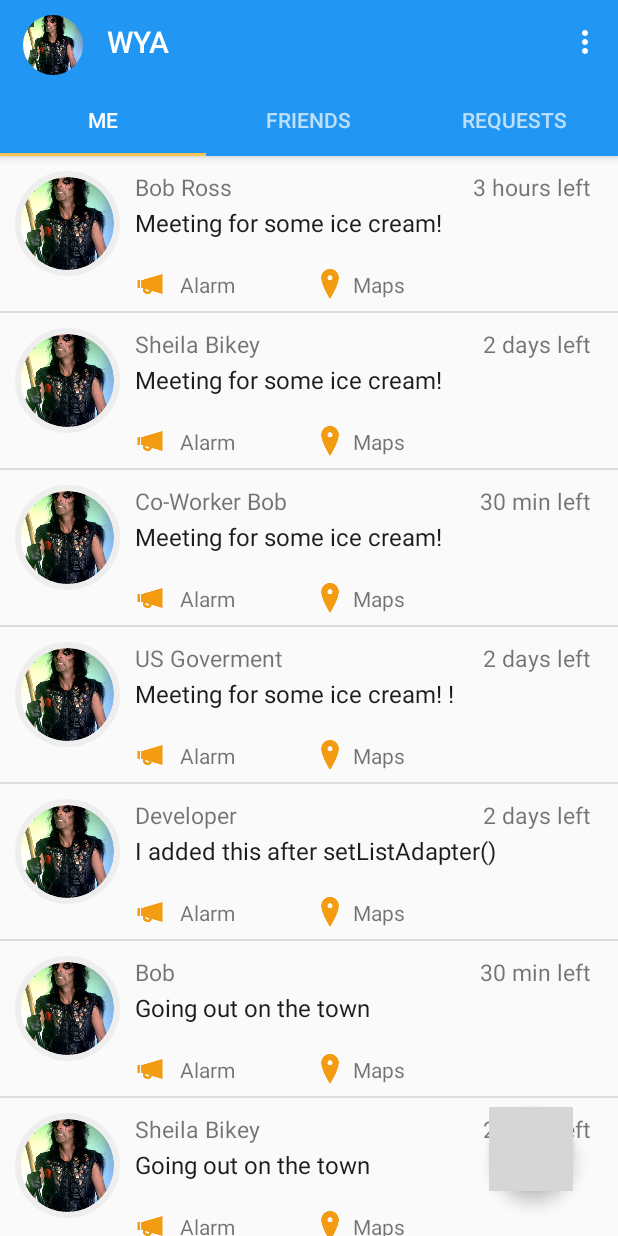
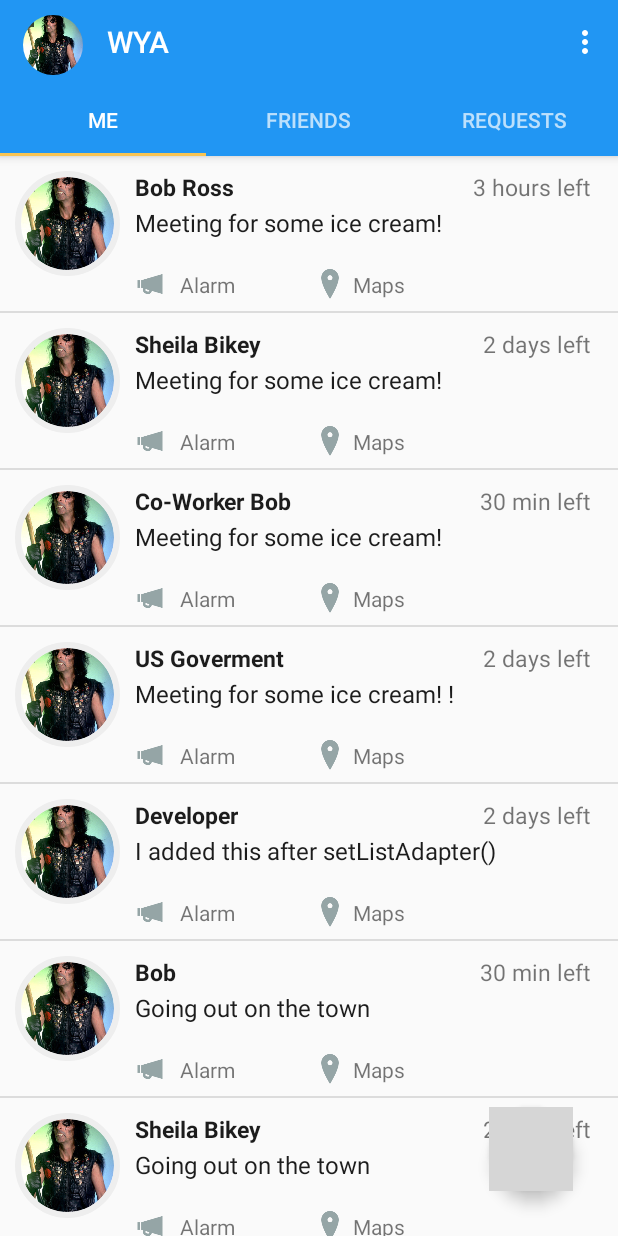
Before and after one commit to DonaldBough/WYA, an Android app: the screen it shows after launch (MainActivity), on a phone screen of 412 x 824 dp. Run offline under Robolectric (Android 15) with nearby library versions, the phone set to English and light mode, and no system bars; libraries missing offline, so code that uses them is left out: com.mikhaellopez.circularimageview; plain views replace CircularImageView; 4 statements that could not run were skipped; grey boxes are pictures that could not be loaded.

Commit message:
Fixed home fragment. Fab button is on activity, not fragment

```diff
--- a/app/src/main/java/edu/purdue/dbough/wya/SearchFriendFragment.java
+++ b/app/src/main/java/edu/purdue/dbough/wya/SearchFriendFragment.java
@@ -4,6 +4,8 @@ package edu.purdue.dbough.wya;
 import android.app.Activity;
 import android.app.ListFragment;
 import android.os.Bundle;
+import android.support.v7.widget.*;
+import android.support.v7.widget.Toolbar;
 import android.text.Editable;
 import android.text.TextWatcher;
 import android.view.LayoutInflater;
@@ -23,6 +25,8 @@ public class SearchFriendFragment extends ListFragment{
     EditText inputSearch;
     private ArrayList<String> friends; //List of all possible friends
     OnFriendSelectedListener mCallback;
+    Toolbar toolbar;
+
 
     /**
      * Interface implemented in RequestActivity, so when the user selects a friend
@@ -59,6 +63,7 @@ public class SearchFriendFragment extends ListFragment{
     public View onCreateView(LayoutInflater inflater, ViewGroup container,
                              Bundle savedInstanceState) {
         View view = inflater.inflate(R.layout.fragment_friend_search, container, false);
+        toolbar = (android.support.v7.widget.Toolbar) getActivity().findViewById(R.id.request_toolbar);
 
         // Add fake data for now
         friends = new ArrayList<>();
@@ -85,6 +90,7 @@ public class SearchFriendFragment extends ListFragment{
             @Override
             public void onTextChanged(CharSequence cs, int arg1, int arg2, int arg3) {
                 // When user changed the Text
+                toolbar.setTitle("To    " + cs);
                 SearchFriendFragment.this.adapter.getFilter().filter(cs);
             }
 
--- a/app/src/main/res/layout/activity_main.xml
+++ b/app/src/main/res/layout/activity_main.xml
@@ -53,13 +53,29 @@
                     android:layout_height="wrap_content"
                     app:tabMode="fixed"
                     app:tabGravity="fill"/>
+
+
         </android.support.design.widget.AppBarLayout>
 
         <android.support.v4.view.ViewPager
                 android:id="@+id/viewpager"
                 android:layout_width="match_parent"
                 android:layout_height="match_parent"
-                app:layout_behavior="@string/appbar_scrolling_view_behavior"  />
+                app:layout_behavior="@string/appbar_scrolling_view_behavior" >
+        </android.support.v4.view.ViewPager>
+
+        <android.support.design.widget.FloatingActionButton
+                android:id="@+id/fab"
+                android:onClick="onClickAddRequest"
+                android:layout_width="wrap_content"
+                android:layout_height="wrap_content"
+                android:layout_margin="30dp"
+                app:layout_anchor="@id/viewpager"
+                app:layout_anchorGravity="bottom|right|end"
+                android:src="@drawable/fab_ic_add"
+                app:backgroundTint="@color/colorAccent"
+                android:layout_weight="1"/>
+
 
     </android.support.design.widget.CoordinatorLayout>
 
--- a/app/src/main/res/layout/fragment_home.xml
+++ b/app/src/main/res/layout/fragment_home.xml
@@ -9,18 +9,4 @@
             android:layout_width="fill_parent"
             android:layout_height="wrap_content">
     </ListView>
-
-
-    <android.support.design.widget.FloatingActionButton
-            android:id="@+id/fab"
-            android:onClick="onClickAddRequest"
-            android:layout_width="wrap_content"
-            android:layout_height="wrap_content"
-            android:layout_alignParentBottom="true"
-            android:layout_alignParentEnd="true"
-            android:layout_margin="30dp"
-            android:src="@drawable/fab_ic_add"
-            app:backgroundTint="@color/colorPrimary"
-    />
-
 </RelativeLayout>
--- a/app/src/main/res/layout/user_row_layout.xml
+++ b/app/src/main/res/layout/user_row_layout.xml
@@ -35,6 +35,8 @@
             android:layout_height="wrap_content"
             android:id="@+id/name"
             android:text="Name_Here"
+            android:textColor="#1c1c1c"
+            android:textStyle="bold"
             android:textSize="15dp"
             android:layout_marginLeft="10dp"
             android:layout_toEndOf="@+id/profile_picture"
@@ -58,7 +60,7 @@
             android:layout_height="wrap_content"
             android:maxWidth="20dp"
             android:maxHeight="20dp"
-            app:srcCompat="@drawable/megaphone3"
+            app:srcCompat="@drawable/megaphone1"
             android:scaleType="fitCenter"
             android:adjustViewBounds="true"
             android:background="@android:color/transparent"
@@ -72,7 +74,7 @@
             android:maxWidth="20dp"
             android:maxHeight="20dp"
             android:id="@+id/open_map_button"
-            app:srcCompat="@drawable/marker6"
+            app:srcCompat="@drawable/marker1"
             android:background="@android:color/transparent"
             android:scaleType="fitCenter"
             android:adjustViewBounds="true"
```
Also changed, not shown: app/src/main/res/drawable/marker1.png (added), app/src/main/res/drawable/megaphone1.png (added), 1 other file.
